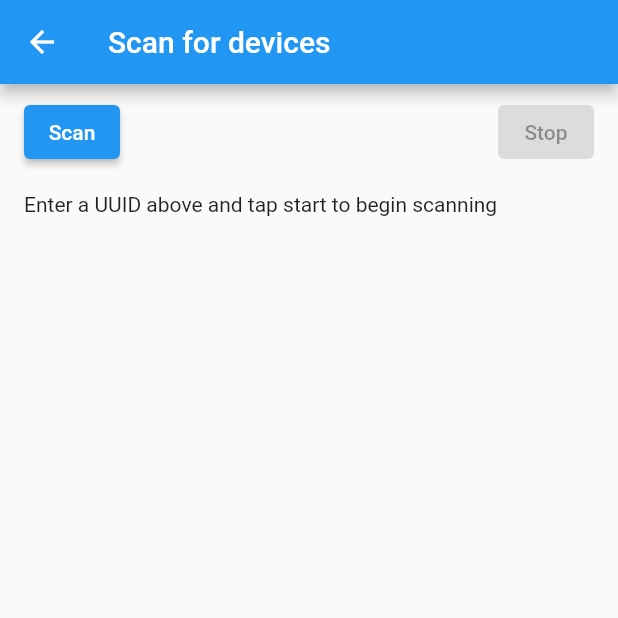
After one commit to mono424/chessnutdriver, a Flutter app: the screen it shows after launch, after a tap on "Try to connect to board (BLE)", on a phone screen of 412 x 824 dp, the top half of it. The commit adds this screen. Run offline on Flutter 3.47's test engine with Material 2 defaults, Android fonts, the phone set to English and light mode, and no system bars; our stand-ins replace permission_handler; missing offline and left inert: flutter_reactive_ble, usb_serial.

Commit message:
ble select device in example

```diff
--- /dev/null
+++ b/example/lib/ble_scanner.dart
@@ -0,0 +1,74 @@
+import 'dart:async';
+
+import 'package:example/reactive_state.dart';
+import 'package:flutter_reactive_ble/flutter_reactive_ble.dart';
+import 'package:meta/meta.dart';
+
+class BleScanner implements ReactiveState<BleScannerState> {
+  BleScanner({
+    FlutterReactiveBle ble,
+    Function(String message) logMessage,
+  })  : _ble = ble,
+        _logMessage = logMessage;
+
+  final FlutterReactiveBle _ble;
+  final void Function(String message) _logMessage;
+  final StreamController<BleScannerState> _stateStreamController =
+      StreamController();
+
+  final _devices = <DiscoveredDevice>[];
+
+  @override
+  Stream<BleScannerState> get state => _stateStreamController.stream;
+
+  void startScan(List<Uuid> serviceIds) {
+    _logMessage('Start ble discovery');
+    _devices.clear();
+    _subscription?.cancel();
+    _subscription =
+        _ble.scanForDevices(withServices: serviceIds).listen((device) {
+      final knownDeviceIndex = _devices.indexWhere((d) => d.id == device.id);
+      if (knownDeviceIndex >= 0) {
+        _devices[knownDeviceIndex] = device;
+      } else {
+        _devices.add(device);
+      }
+      _pushState();
+    }, onError: (Object e) => _logMessage('Device scan fails with error: $e'));
+    _pushState();
+  }
+
+  void _pushState() {
+    _stateStreamController.add(
+      BleScannerState(
+        discoveredDevices: _devices,
+        scanIsInProgress: _subscription != null,
+      ),
+    );
+  }
+
+  Future<void> stopScan() async {
+    _logMessage('Stop ble discovery');
+
+    await _subscription?.cancel();
+    _subscription = null;
+    _pushState();
+  }
+
+  Future<void> dispose() async {
+    await _stateStreamController.close();
+  }
+
+  StreamSubscription _subscription;
+}
+
+@immutable
+class BleScannerState {
+  const BleScannerState({
+    this.discoveredDevices,
+    this.scanIsInProgress,
+  });
+
+  final List<DiscoveredDevice> discoveredDevices;
+  final bool scanIsInProgress;
+}
--- /dev/null
+++ b/example/lib/device_list_screen.dart
@@ -0,0 +1,124 @@
+import 'package:example/ble_scanner.dart';
+import 'package:flutter/material.dart';
+import 'package:flutter_reactive_ble/flutter_reactive_ble.dart';
+import 'package:provider/provider.dart';
+
+class DeviceListScreen extends StatelessWidget {
+  const DeviceListScreen({Key key}) : super(key: key);
+
+  @override
+  Widget build(BuildContext context) => Consumer2<BleScanner, BleScannerState>(
+        builder: (_, bleScanner, bleScannerState, __) => _DeviceList(
+          scannerState: bleScannerState ??
+              const BleScannerState(
+                discoveredDevices: [],
+                scanIsInProgress: false,
+              ),
+          startScan: bleScanner.startScan,
+          stopScan: bleScanner.stopScan,
+        ),
+      );
+}
+
+class _DeviceList extends StatefulWidget {
+  const _DeviceList(
+      {this.scannerState,
+      this.startScan,
+      this.stopScan});
+
+  final BleScannerState scannerState;
+  final void Function(List<Uuid>) startScan;
+  final VoidCallback stopScan;
+
+  @override
+  _DeviceListState createState() => _DeviceListState();
+}
+
+class _DeviceListState extends State<_DeviceList> {
+  @override
+  void initState() {
+    super.initState();
+  }
+
+  @override
+  void dispose() {
+    widget.stopScan();
+    super.dispose();
+  }
+
+  void _startScanning() {
+    widget.startScan([]);
+  }
+
+  @override
+  Widget build(BuildContext context) => Scaffold(
+        appBar: AppBar(
+          title: const Text('Scan for devices'),
+        ),
+        body: Column(
+          children: [
+            Padding(
+              padding: const EdgeInsets.symmetric(horizontal: 16, vertical: 8),
+              child: Column(
+                crossAxisAlignment: CrossAxisAlignment.start,
+                children: [
+                  Row(
+                    mainAxisAlignment: MainAxisAlignment.spaceBetween,
+                    children: [
+                      ElevatedButton(
+                        child: const Text('Scan'),
+                        onPressed: !widget.scannerState.scanIsInProgress
+                            ? _startScanning
+                            : null,
+                      ),
+                      ElevatedButton(
+                        child: const Text('Stop'),
+                        onPressed: widget.scannerState.scanIsInProgress
+                            ? widget.stopScan
+                            : null,
+                      ),
+                    ],
+                  ),
+                  const SizedBox(height: 16),
+                  Row(
+                    mainAxisAlignment: MainAxisAlignment.spaceBetween,
+                    children: [
+                      Expanded(
+                        child: Text(!widget.scannerState.scanIsInProgress
+                            ? 'Enter a UUID above and tap start to begin scanning'
+                            : 'Tap a device to connect to it'),
+                      ),
+                      if (widget.scannerState.scanIsInProgress ||
+                          widget.scannerState.discoveredDevices.isNotEmpty)
+                        Padding(
+                          padding:
+                              const EdgeInsetsDirectional.only(start: 18.0),
+                          child: Text(
+                              'count: ${widget.scannerState.discoveredDevices.length}'),
+                        ),
+                    ],
+                  ),
+                ],
+              ),
+            ),
+            const SizedBox(height: 8),
+            Flexible(
+              child: ListView(
+                children: widget.scannerState.discoveredDevices
+                    .map(
+                      (device) => ListTile(
+                        title: Text(device.name),
+                        subtitle: Text("${device.id}\nRSSI: ${device.rssi}"),
+                        leading: Icon(Icons.bluetooth),
+                        onTap: () async {
+                          widget.stopScan();
+                          Navigator.of(context).pop(device.id);
+                        }),
+                    )
+                    .toList(),
+              ),
+            ),
+          ],
+        ),
+      );
+}
--- a/example/lib/main.dart
+++ b/example/lib/main.dart
@@ -1,12 +1,40 @@
+import 'dart:typed_data';
+
 import 'package:chessnutdriver/ChessnutBoard.dart';
 import 'package:chessnutdriver/ChessnutCommunicationClient.dart';
 import 'package:chessnutdriver/ChessnutCommunicationType.dart';
 import 'package:chessnutdriver/LEDPattern.dart';
+import 'package:example/ble_scanner.dart';
+import 'package:example/device_list_screen.dart';
 import 'package:flutter/material.dart';
+import 'package:flutter_reactive_ble/flutter_reactive_ble.dart';
+import 'package:permission_handler/permission_handler.dart';
+import 'package:provider/provider.dart';
 import 'package:usb_serial/usb_serial.dart';
 
 void main() {
-  runApp(MyApp());
+  WidgetsFlutterBinding.ensureInitialized();
+
+  final _ble = FlutterReactiveBle();
+  final _scanner = BleScanner(ble: _ble, logMessage: print);
+  runApp(
+    MultiProvider(
+      providers: [
+        Provider.value(value: _scanner),
+        StreamProvider<BleScannerState>(
+          create: (_) => _scanner.state,
+          initialData: const BleScannerState(
+            discoveredDevices: [],
+            scanIsInProgress: false,
+          ),
+        ),
+      ],
+      child: MaterialApp(
+        title: 'Flutter example',
+        home: MyApp(),
+      ),
+    ),
+  );
 }
 
 class MyApp extends StatelessWidget {
@@ -30,7 +58,77 @@ class MyHomePage extends StatefulWidget {
 }
 
 class _MyHomePageState extends State<MyHomePage> {
+  final flutterReactiveBle = FlutterReactiveBle();
+
+  final bleReadCharacteristic = Uuid.parse("1B7E8262-2877-41C3-B46E-CF057C562023");
+  final bleWriteCharacteristic = Uuid.parse("1B7E8272-2877-41C3-B46E-CF057C562023");
+
   ChessnutBoard connectedBoard;
+  Stream<ConnectionStateUpdate> boardBtStream;
+  bool loading = false;
+
+  void connectBle() async {
+    await Permission.bluetoothScan.request();
+    await Permission.bluetoothConnect.request();
+
+    String deviceId = await Navigator.of(context).push(MaterialPageRoute(builder: (context) => DeviceListScreen()));
+
+    setState(() {
+      loading = true;
+    });
+    flutterReactiveBle.connectToDevice(
+      id: deviceId,
+      connectionTimeout: const Duration(seconds: 5),
+    ).listen((e) async {
+      if (e.connectionState == DeviceConnectionState.connected) {
+
+        List<DiscoveredService> services = await flutterReactiveBle.discoverServices(e.deviceId);
+
+
+        QualifiedCharacteristic read;
+        QualifiedCharacteristic write;
+        for (var service in services) {
+          for (var characteristicId in service.characteristicIds) {
+            if (characteristicId == bleReadCharacteristic) {
+              read = QualifiedCharacteristic(
+                serviceId: service.serviceId,
+                characteristicId: bleReadCharacteristic,
+                deviceId: e.deviceId
+              );
+            }
+
+            if (characteristicId == bleWriteCharacteristic) {
+              write = QualifiedCharacteristic(
+                serviceId: service.serviceId,
+                characteristicId: bleWriteCharacteristic,
+                deviceId: e.deviceId
+              );
+            }
+          }
+        }
+
+        ChessnutCommunicationClient chessnutCommuniChessnutCommunicationClient = ChessnutCommunicationClient(ChessnutCommunicationType.bluetooth, (v) => flutterReactiveBle.writeCharacteristicWithResponse(write, value: v));
+        flutterReactiveBle
+            .subscribeToCharacteristic(read)
+            .listen((list) {
+              print(list);
+              chessnutCommuniChessnutCommunicationClient.handleReceive(Uint8List.fromList(list));
+            });
+
+
+        // connect to board and initialize
+        ChessnutBoard nBoard = new ChessnutBoard();
+        await nBoard.init(chessnutCommuniChessnutCommunicationClient);
+        print("chessnutBoard connected");
+
+        // set connected board
+        setState(() {
+          connectedBoard = nBoard;
+          loading = false;
+        });
+      }
+    });
+  }
 
   void connect() async {
     List<UsbDevice> devices = await UsbSerial.listDevices();
@@ -39,8 +137,8 @@ class _MyHomePageState extends State<MyHomePage> {
       return;
     }
 
-    List<UsbDevice> dgtDevices = devices.where((d) => d.vid == 4292).toList();
-    UsbPort usbDevice = await dgtDevices[0].create();
+    List<UsbDevice> chessnutDevices = devices.where((d) => d.vid == 0x2D80).toList();
+    UsbPort usbDevice = await chessnutDevices[0].create();
     await usbDevice.open();
 
     await usbDevice.setDTR(true);
@@ -51,7 +149,7 @@ class _MyHomePageState extends State<MyHomePage> {
     ChessnutCommunicationClient client = ChessnutCommunicationClient(ChessnutCommunicationType.usb, usbDevice.write);
     usbDevice.inputStream.listen(client.handleReceive);
 
-    if (dgtDevices.length > 0) {
+    if (chessnutDevices.length > 0) {
       // connect to board and initialize
       ChessnutBoard nBoard = new ChessnutBoard();
       await nBoard.init(client);
@@ -86,8 +184,12 @@ class _MyHomePageState extends State<MyHomePage> {
         crossAxisAlignment: CrossAxisAlignment.center,
         children: [
           Center(child: TextButton(
-            child: Text(connectedBoard == null ? "Try to connect to board" : "Connected"),
-            onPressed: connectedBoard == null ? connect : null,
+            child: Text(connectedBoard == null ? "Try to connect to board (USB)" : "Connected"),
+            onPressed: !loading && connectedBoard == null ? connect : null,
+          )),
+          Center(child: TextButton(
+            child: Text(connectedBoard == null ? "Try to connect to board (BLE)" : "Connected"),
+            onPressed: !loading && connectedBoard == null ? connectBle : null,
           )),
           Center( child: StreamBuilder(
             stream: connectedBoard?.getBoardUpdateStream(),
--- /dev/null
+++ b/example/lib/reactive_state.dart
@@ -0,0 +1,3 @@
+abstract class ReactiveState<T> {
+  Stream<T> get state;
+}
--- a/example/pubspec.yaml
+++ b/example/pubspec.yaml
@@ -26,6 +26,9 @@ dependencies:
   chessnutdriver:
     path: ../
   usb_serial: ^0.4.0
+  flutter_reactive_ble: ^5.0.2
+  permission_handler: ^10.0.0
+  provider: ^6.0.3
 
 
   # The following adds the Cupertino Icons font to your application.
--- a/lib/ChessnutBoard.dart
+++ b/lib/ChessnutBoard.dart
@@ -27,8 +27,8 @@ class ChessnutBoard {
   Future<void> init(ChessnutCommunicationClient client) async {
     _client = client;
     _client.receiveStream.listen(_handleInputStream);
-    _inputStreamController = new StreamController<ChessnutMessage>();
-    _boardUpdateStreamController = new StreamController<Map<String, List<int>>>();
+    _inputStreamController = StreamController<ChessnutMessage>();
+    _boardUpdateStreamController = StreamController<Map<String, String>>();
     _inputStream = _inputStreamController.stream.asBroadcastStream();
     _boardUpdateStream = _boardUpdateStreamController.stream.asBroadcastStream();
 
```
Also changed, not shown: example/pubspec.lock, 3 other files.
